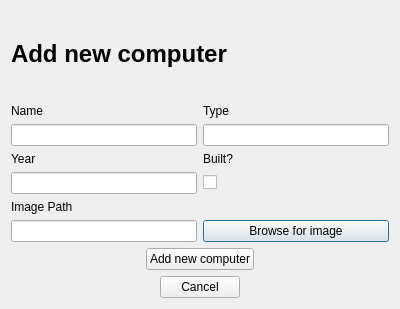
Qt form addcomputerdialog.ui (DORB/Verkur3GUI) before a commit.
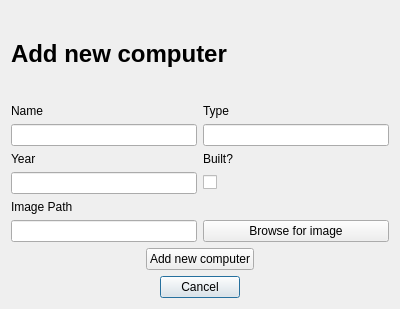
The same form after that commit.

Commit message: default buttons bætt við

```diff
--- a/addcomputerdialog.ui
+++ b/addcomputerdialog.ui
@@ -112,6 +112,9 @@
        <property name="text">
         <string>Cancel</string>
        </property>
+       <property name="default">
+        <bool>true</bool>
+       </property>
       </widget>
      </item>
     </layout>
```
The commit also changes 4 other files.
